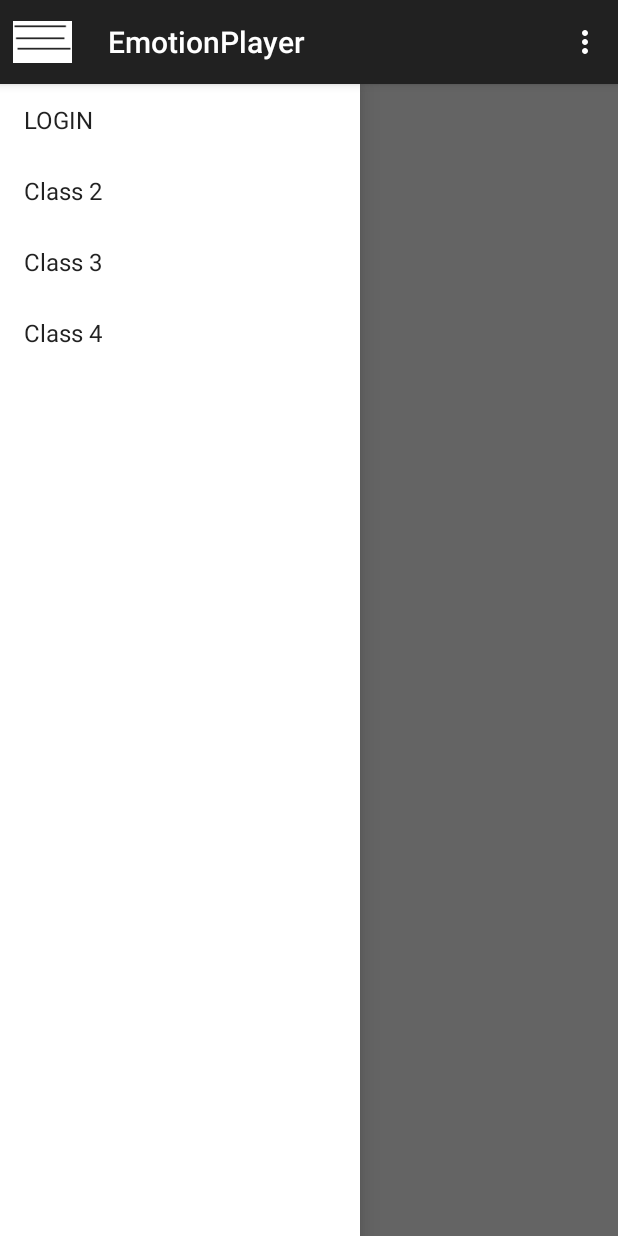
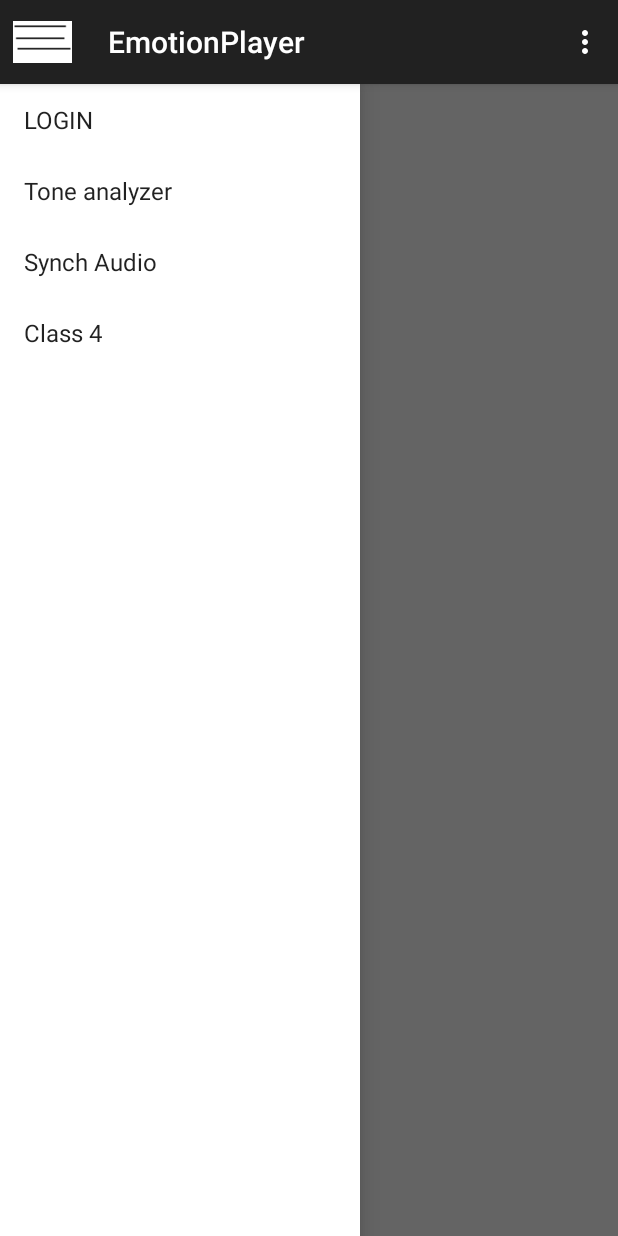
Before and after one commit to nikhilchakravartula/EMOTION-BASED-MUSIC-PLAYER, an Android app: the screen it shows after launch (MusicPlayer), in the options menu, after a tap on "Refresh", on a phone screen of 412 x 824 dp. Run offline under Robolectric (Android 15) with nearby library versions, the light colour scheme and no system bars; libraries missing offline, so code that uses them is left out: com.facebook, com.facebook.login.

Commit message:
Added synch audio template

```diff
--- a/app/src/main/java/com/example/emotionplayer/MusicPlayer.java
+++ b/app/src/main/java/com/example/emotionplayer/MusicPlayer.java
@@ -133,6 +133,9 @@ public class MusicPlayer extends AppCompatActivity implements OnItemClickListene
                 Toast.makeText(this,"here finally",Toast.LENGTH_LONG);
                 new ToneAnalyzerUtil().execute("");
                 break;
+            case 2:
+                Intent i1 =new Intent(fullyQualifiedClassNames[position]);
+                startActivity(i1);
         }
 
 
--- /dev/null
+++ b/app/src/main/java/com/example/emotionplayer/SynchAudio.java
@@ -0,0 +1,58 @@
+package com.example.emotionplayer;
+
+import android.app.Fragment;
+import android.content.Context;
+import android.content.Intent;
+import android.os.Bundle;
+import android.support.annotation.Nullable;
+import android.view.LayoutInflater;
+import android.view.View;
+import android.widget.Button;
+import android.widget.TextView;
+
+import com.facebook.AccessToken;
+import com.facebook.CallbackManager;
+import com.facebook.FacebookCallback;
+import com.facebook.FacebookException;
+import com.facebook.GraphRequest;
+import com.facebook.GraphResponse;
+import com.facebook.HttpMethod;
+import com.facebook.Profile;
+import com.facebook.login.LoginResult;
+import com.facebook.login.widget.LoginButton;
+
+import org.json.JSONArray;
+import org.json.JSONObject;
+
+import java.util.Arrays;
+
+/**
+ * Created by nikhil on 09-04-2017.
+ */
+
+public class SynchAudio extends MusicPlayer {
+
+    private String classes[] = {"Class1", "Class2", "Class3"};
+
+    View view;
+    android.app.Fragment fragment;
+    Fragment getFragment()
+    {
+        return fragment;
+    }
+    @Override
+    protected void onCreate(@Nullable Bundle savedInstanceState) {
+        super.onCreate(savedInstanceState);
+        // fragment=new SocialProfileFragment();
+        //view= fragment.getView();
+        LayoutInflater inflater=(LayoutInflater)this.getSystemService(Context.LAYOUT_INFLATER_SERVICE);
+        view=inflater.inflate(R.layout.synch_audio,null,false);
+        drawerLayout.addView(view,0);
+        getSupportActionBar().setTitle(getIntent().getStringExtra("position"));
+
+
+
+    }
+
+
+}
--- a/app/src/main/res/values/strings.xml
+++ b/app/src/main/res/values/strings.xml
@@ -16,8 +16,8 @@
 
     <string-array name="class_names">
         <item>LOGIN</item>
-        <item>Class 2</item>
-        <item>Class 3</item>
+        <item>Tone analyzer</item>
+        <item>Synch Audio</item>
         <item>Class 4</item>
 
     </string-array>
@@ -25,7 +25,8 @@
 
     <string-array name="fully_qualified_class_names">
         <item>com.example.emotionplayer.SOCIALPROFILE</item>
-        <item>Class 2</item>
+        <item>dont touch</item>
+        <item>com.example.emotionplayer.SYNCHAUDIO</item>
         <item>Class 3</item>
         <item>Class 4</item>
 
```
Also changed, not shown: app/src/main/AndroidManifest.xml (+9 -0 lines), app/src/main/java/com/example/emotionplayer/Utility.java (+10 -4 lines), app/src/main/res/layout/synch_audio.xml (added, +14 -0 lines).
